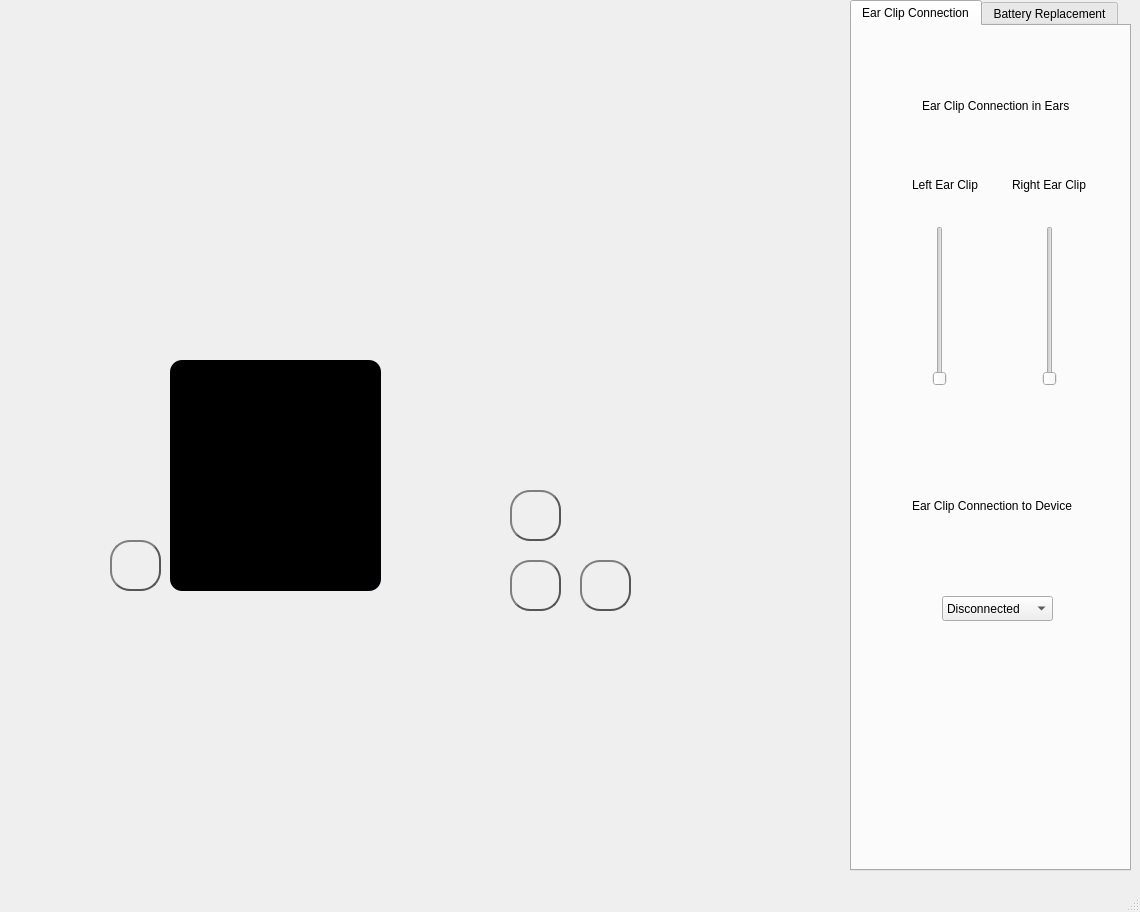
Old version of the form src/mainwindow.ui in the repository alejita11011/CES-Simulator.
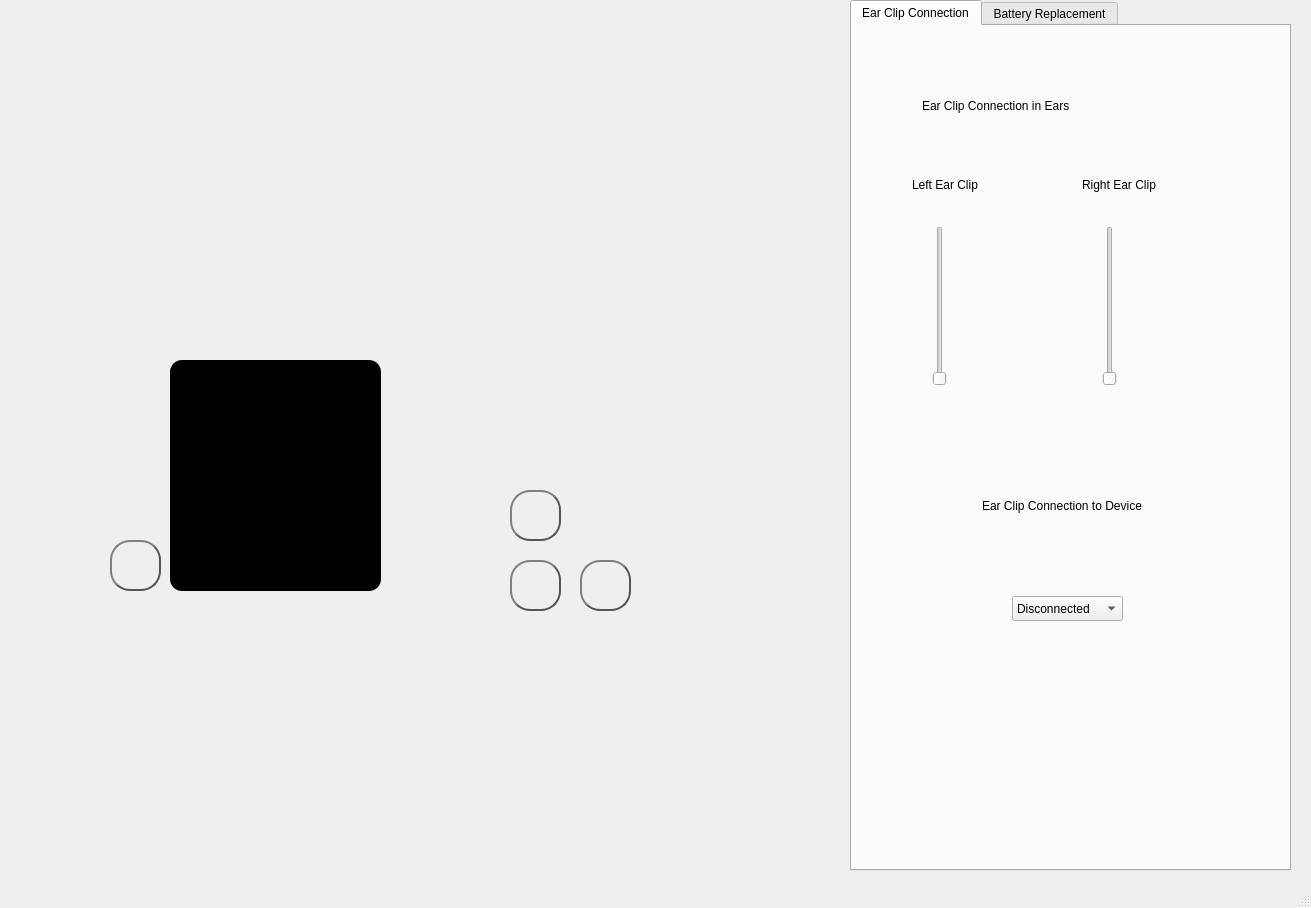
New version of the form. Icons and pictures are not drawn.

Commit message: Increase width of menu tabs

Patch:
```diff
--- a/src/mainwindow.ui
+++ b/src/mainwindow.ui
@@ -6,8 +6,8 @@
    <rect>
     <x>0</x>
     <y>0</y>
-    <width>1140</width>
-    <height>912</height>
+    <width>1311</width>
+    <height>908</height>
    </rect>
   </property>
   <property name="windowTitle">
@@ -462,7 +462,7 @@
      <rect>
       <x>850</x>
       <y>0</y>
-      <width>281</width>
+      <width>441</width>
       <height>871</height>
      </rect>
     </property>
@@ -504,7 +504,7 @@
         <widget class="QSlider" name="rightEarClipSlider">
          <property name="geometry">
           <rect>
-           <x>190</x>
+           <x>250</x>
            <y>200</y>
            <width>16</width>
            <height>160</height>
@@ -528,7 +528,7 @@
           <rect>
            <x>60</x>
            <y>150</y>
-           <width>71</width>
+           <width>121</width>
            <height>17</height>
           </rect>
          </property>
@@ -539,9 +539,9 @@
         <widget class="QLabel" name="rightEarClipLabel">
          <property name="geometry">
           <rect>
-           <x>160</x>
+           <x>230</x>
            <y>150</y>
-           <width>81</width>
+           <width>121</width>
            <height>17</height>
           </rect>
          </property>
@@ -554,7 +554,7 @@
           <rect>
            <x>70</x>
            <y>70</y>
-           <width>151</width>
+           <width>261</width>
            <height>20</height>
           </rect>
          </property>
@@ -565,7 +565,7 @@
         <widget class="QLabel" name="deviceearclipCLabel">
          <property name="geometry">
           <rect>
-           <x>60</x>
+           <x>130</x>
            <y>470</y>
            <width>171</width>
            <height>20</height>
@@ -578,7 +578,7 @@
         <widget class="QComboBox" name="earClipDeviceCCBox">
          <property name="geometry">
           <rect>
-           <x>90</x>
+           <x>160</x>
            <y>570</y>
            <width>111</width>
            <height>25</height>
```
Left out of the diff: 5 changed lines with no effect on the pictures.
